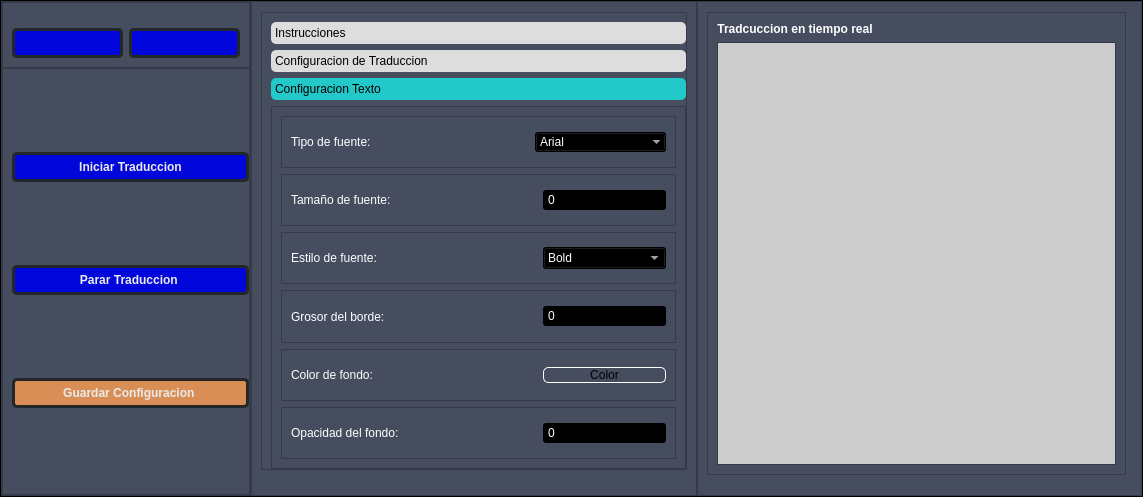
Before: the Qt Designer form Interfaz Grafica/RTT.ui in SebaMedina172/Real-Time-Translator, drawn with Qt 5.
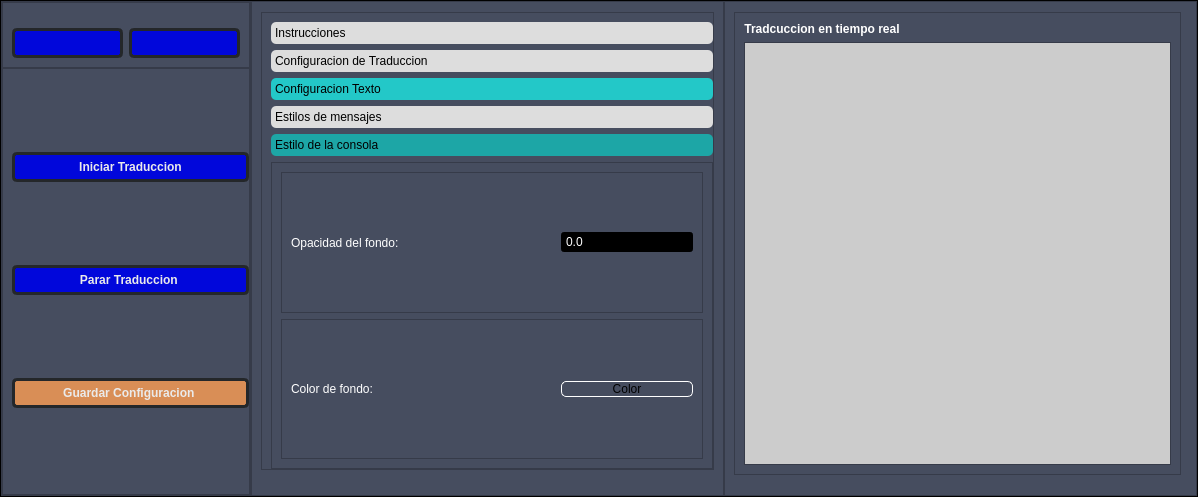
After: the same form once the commit is applied. The open tabs and pages were chosen to show the change. Icons and pictures are not drawn.

Commit message: Funcionalidad añadida: Ahora desde la interfaz se puede personalizar los estilos de la consola en tiempo real. Tambien guardandolo entre sesiones a los estilos.

Patch:
```diff
--- a/Interfaz Grafica/RTT.ui
+++ b/Interfaz Grafica/RTT.ui
@@ -6,7 +6,7 @@
    <rect>
     <x>0</x>
     <y>0</y>
-    <width>1143</width>
+    <width>1198</width>
     <height>497</height>
    </rect>
   </property>
@@ -833,7 +833,7 @@
                  <rect>
                   <x>0</x>
                   <y>0</y>
-                  <width>415</width>
+                  <width>442</width>
                   <height>357</height>
                  </rect>
                 </property>
@@ -861,6 +861,46 @@
                   <number>0</number>
                  </property>
                  <item>
+                  <widget class="QToolBox" name="toolBox_2">
+                   <property name="styleSheet">
+                    <string notr="true">QToolBox::tab::selected{
+	background-color: rgb(29, 166, 166);
+	font:75 13pt &quot;MS Shell Dlg 2&quot;;
+	color:rgb(0,0,0);
+}</string>
+                   </property>
+                   <property name="currentIndex">
+                    <number>1</number>
+                   </property>
+                   <widget class="QWidget" name="msg_styles">
+                    <property name="geometry">
+                     <rect>
+                      <x>0</x>
+                      <y>-38</y>
+                      <width>425</width>
+                      <height>341</height>
+                     </rect>
+                    </property>
+                    <attribute name="label">
+                     <string>Estilos de mensajes</string>
+                    </attribute>
+                    <layout class="QVBoxLayout" name="verticalLayout_14">
+                     <property name="spacing">
+                      <number>0</number>
+                     </property>
+                     <property name="leftMargin">
+                      <number>0</number>
+                     </property>
+                     <property name="topMargin">
+                      <number>0</number>
+                     </property>
+                     <property name="rightMargin">
+                      <number>0</number>
+                     </property>
+                     <property name="bottomMargin">
+                      <number>0</number>
+                     </property>
+                     <item>
                   <widget class="QFrame" name="frame_17">
                    <property name="styleSheet">
                     <string notr="true">QSpinBox, QDoubleSpinBox, QComboBox, QLabel,QLineEdit{
@@ -898,7 +938,7 @@
                        <item>
                         <widget class="QLabel" name="label_11">
                          <property name="text">
-                          <string>Tipo de fuente:</string>
+                              <string>Estilo de fuente:</string>
                          </property>
                         </widget>
                        </item>
@@ -913,51 +953,6 @@
                          <property name="frame">
                           <bool>false</bool>
                          </property>
-                         <item>
-                          <property name="text">
-                           <string>Arial</string>
-                          </property>
-                         </item>
-                         <item>
-                          <property name="text">
-                           <string>Times New Roman</string>
-                          </property>
-                         </item>
-                         <item>
-                          <property name="text">
-                           <string>Courier New</string>
-                          </property>
-                         </item>
-                         <item>
-                          <property name="text">
-                           <string>Verdana</string>
-                          </property>
-                         </item>
-                         <item>
-                          <property name="text">
-                           <string>Tahoma</string>
-                          </property>
-                         </item>
-                         <item>
-                          <property name="text">
-                           <string>Helvetica</string>
-                          </property>
-                         </item>
-                         <item>
-                          <property name="text">
-                           <string>Sans Serif</string>
-                          </property>
-                         </item>
-                         <item>
-                          <property name="text">
-                           <string>Monospace</string>
-                          </property>
-                         </item>
-                         <item>
-                          <property name="text">
-                           <string>Comic Sans</string>
-                          </property>
-                         </item>
                         </widget>
                        </item>
                       </layout>
@@ -1001,7 +996,7 @@
                        <item>
                         <widget class="QLabel" name="label_13">
                          <property name="text">
-                          <string>Estilo de fuente:</string>
+                              <string>Tipo de fuente:</string>
                          </property>
                         </widget>
                        </item>
@@ -1013,6 +1008,11 @@
                            <height>0</height>
                           </size>
                          </property>
+                             <item>
+                              <property name="text">
+                               <string>Normal</string>
+                              </property>
+                             </item>
                          <item>
                           <property name="text">
                            <string>Bold</string>
@@ -1054,6 +1054,12 @@
                          <property name="buttonSymbols">
                           <enum>QAbstractSpinBox::NoButtons</enum>
                          </property>
+                             <property name="maximum">
+                              <number>30</number>
+                             </property>
+                             <property name="value">
+                              <number>2</number>
+                             </property>
                         </widget>
                        </item>
                       </layout>
@@ -1071,7 +1077,7 @@
                        <item>
                         <widget class="QLabel" name="label_14">
                          <property name="text">
-                          <string>Color de fondo:</string>
+                              <string>Color  del borde:</string>
                          </property>
                         </widget>
                        </item>
@@ -1095,23 +1101,135 @@
                       </property>
                       <layout class="QHBoxLayout" name="horizontalLayout_17" stretch="2,1">
                        <item>
-                        <widget class="QLabel" name="label_16">
+                            <widget class="QLabel" name="label_19">
+                             <property name="text">
+                              <string>Color del fondo:</string>
+                             </property>
+                            </widget>
+                           </item>
+                           <item>
+                            <widget class="QPushButton" name="color_bg_msg">
+                             <property name="text">
+                              <string>Color</string>
+                             </property>
+                            </widget>
+                           </item>
+                          </layout>
+                         </widget>
+                        </item>
+                       </layout>
+                      </widget>
+                     </item>
+                    </layout>
+                   </widget>
+                   <widget class="QWidget" name="bg_styles">
+                    <property name="geometry">
+                     <rect>
+                      <x>0</x>
+                      <y>0</y>
+                      <width>442</width>
+                      <height>303</height>
+                     </rect>
+                    </property>
+                    <attribute name="label">
+                     <string>Estilo de la consola</string>
+                    </attribute>
+                    <layout class="QVBoxLayout" name="verticalLayout_16">
+                     <property name="spacing">
+                      <number>0</number>
+                     </property>
+                     <property name="leftMargin">
+                      <number>0</number>
+                     </property>
+                     <property name="topMargin">
+                      <number>0</number>
+                     </property>
+                     <property name="rightMargin">
+                      <number>0</number>
+                     </property>
+                     <property name="bottomMargin">
+                      <number>0</number>
+                     </property>
+                     <item>
+                      <widget class="QFrame" name="frame_27">
+                       <property name="styleSheet">
+                        <string notr="true">QSpinBox, QDoubleSpinBox, QComboBox, QLabel,QLineEdit{
+	color:white
+}</string>
+                       </property>
+                       <property name="frameShape">
+                        <enum>QFrame::StyledPanel</enum>
+                       </property>
+                       <property name="frameShadow">
+                        <enum>QFrame::Raised</enum>
+                       </property>
+                       <layout class="QVBoxLayout" name="verticalLayout_15">
+                        <item>
+                         <widget class="QFrame" name="frame_32">
+                          <property name="frameShape">
+                           <enum>QFrame::StyledPanel</enum>
+                          </property>
+                          <property name="frameShadow">
+                           <enum>QFrame::Raised</enum>
+                          </property>
+                          <layout class="QHBoxLayout" name="horizontalLayout_26" stretch="2,1">
+                           <item>
+                            <widget class="QLabel" name="label_23">
                          <property name="text">
                           <string>Opacidad del fondo:</string>
                          </property>
                         </widget>
                        </item>
                        <item>
-                        <widget class="QSpinBox" name="spinBox_6">
+                            <widget class="QDoubleSpinBox" name="opacity_bg_console">
                          <property name="buttonSymbols">
                           <enum>QAbstractSpinBox::NoButtons</enum>
                          </property>
+                             <property name="decimals">
+                              <number>1</number>
+                             </property>
+                             <property name="maximum">
+                              <double>1.000000000000000</double>
+                             </property>
+                             <property name="singleStep">
+                              <double>0.100000000000000</double>
+                             </property>
                         </widget>
                        </item>
                       </layout>
                      </widget>
                     </item>
-                   </layout>
+                        <item>
+                         <widget class="QFrame" name="frame_33">
+                          <property name="frameShape">
+                           <enum>QFrame::StyledPanel</enum>
+                          </property>
+                          <property name="frameShadow">
+                           <enum>QFrame::Raised</enum>
+                          </property>
+                          <layout class="QHBoxLayout" name="horizontalLayout_27" stretch="2,1">
+                           <item>
+                            <widget class="QLabel" name="label_24">
+                             <property name="text">
+                              <string>Color de fondo:</string>
+                             </property>
+                            </widget>
+                           </item>
+                           <item>
+                            <widget class="QPushButton" name="bg_color_console">
+                             <property name="text">
+                              <string>Color</string>
+                             </property>
+                            </widget>
+                           </item>
+                          </layout>
+                         </widget>
+                        </item>
+                       </layout>
+                      </widget>
+                     </item>
+                    </layout>
+                   </widget>
                   </widget>
                  </item>
                 </layout>
@@ -1216,7 +1334,7 @@
                  <rect>
                   <x>0</x>
                   <y>0</y>
-                  <width>397</width>
+                  <width>425</width>
                   <height>416</height>
                  </rect>
                 </property>
```
Left out of the diff: 62 changed lines with no effect on the pictures. Lines whose indentation alone changed are shown as unchanged. The commit also changes 3 other files.
